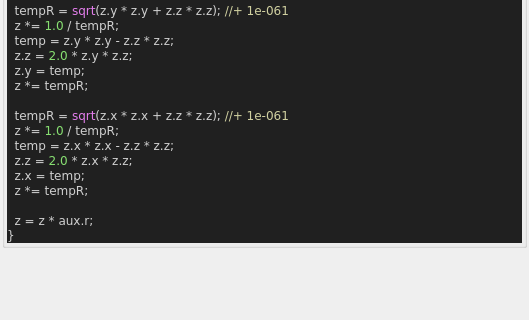
This is mandelbulber2/formula/ui/fractal_mandelbulb2.ui in buddhi1980/mandelbulber2 as Qt 5 draws it before an edit; both pictures show x 0 to 529 and y 301 to 621 of the 529 by 621 pixel window. The edited form follows.
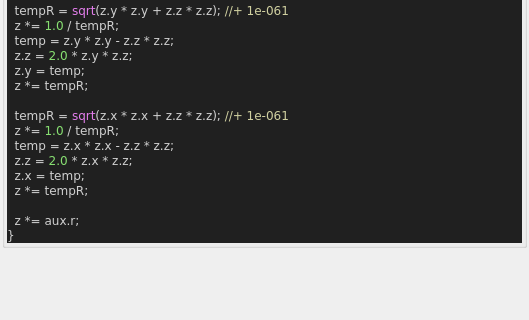
This is the edited form. Custom widgets are drawn as their Qt base class.

```diff
--- a/mandelbulber2/formula/ui/fractal_mandelbulb2.ui
+++ b/mandelbulber2/formula/ui/fractal_mandelbulb2.ui
@@ -96,7 +96,7 @@
   z&lt;span style=&quot;color:#d0d0d0&quot;&gt;.&lt;/span&gt;x &lt;span style=&quot;color:#d0d0d0&quot;&gt;=&lt;/span&gt; temp&lt;span style=&quot;color:#d0d0d0&quot;&gt;;&lt;/span&gt;
   z &lt;span style=&quot;color:#d0d0d0&quot;&gt;*=&lt;/span&gt; tempR&lt;span style=&quot;color:#d0d0d0&quot;&gt;;&lt;/span&gt;
 
-  z &lt;span style=&quot;color:#d0d0d0&quot;&gt;=&lt;/span&gt; z &lt;span style=&quot;color:#d0d0d0&quot;&gt;*&lt;/span&gt; aux&lt;span style=&quot;color:#d0d0d0&quot;&gt;.&lt;/span&gt;r&lt;span style=&quot;color:#d0d0d0&quot;&gt;;&lt;/span&gt;
+  z &lt;span style=&quot;color:#d0d0d0&quot;&gt;*=&lt;/span&gt; aux&lt;span style=&quot;color:#d0d0d0&quot;&gt;.&lt;/span&gt;r&lt;span style=&quot;color:#d0d0d0&quot;&gt;;&lt;/span&gt;
 &lt;span style=&quot;color:#d0d0d0&quot;&gt;}&lt;/span&gt;
 &lt;/pre&gt;
 &lt;/body&gt;</string>
```
